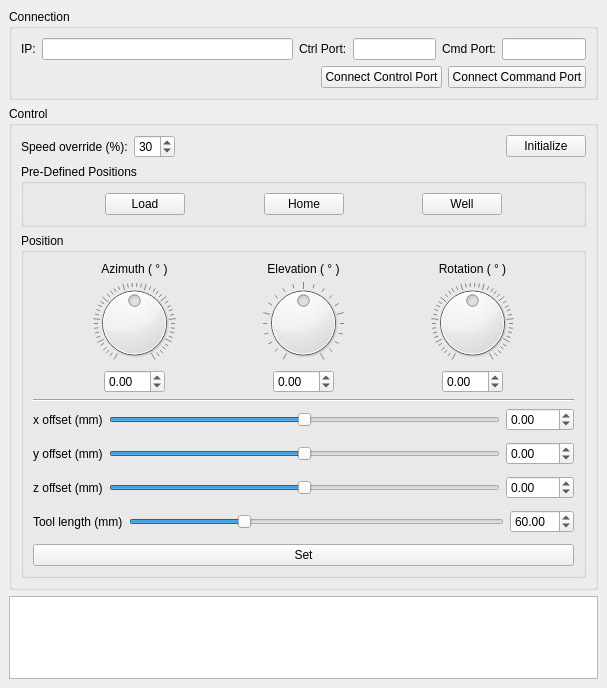
Before: the Qt Designer form mainwindow.ui in rookidroid/armstrong, drawn with Qt 5.
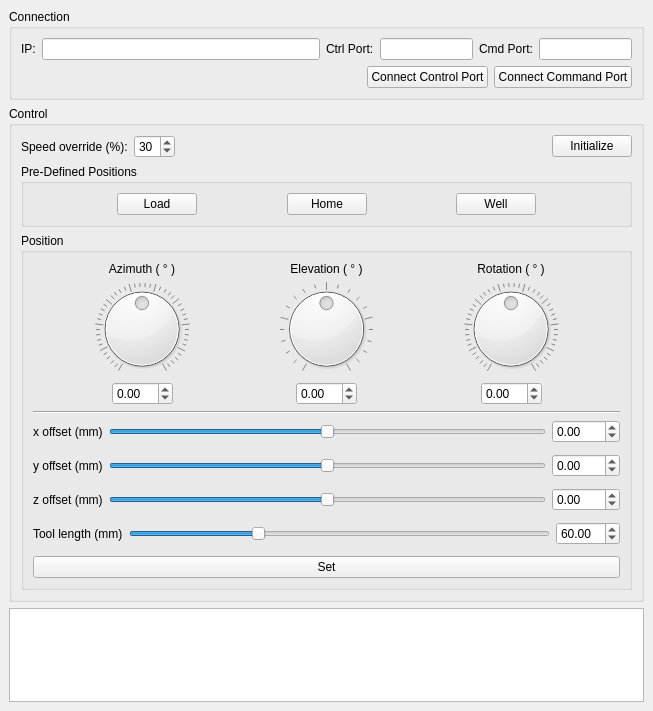
After: the same form once the commit is applied.

```diff
--- a/mainwindow.ui
+++ b/mainwindow.ui
@@ -6,8 +6,8 @@
    <rect>
     <x>0</x>
     <y>0</y>
-    <width>607</width>
-    <height>688</height>
+    <width>653</width>
+    <height>711</height>
    </rect>
   </property>
   <property name="sizePolicy">
```
Left out of the diff: 2 changed lines with no effect on the pictures.
